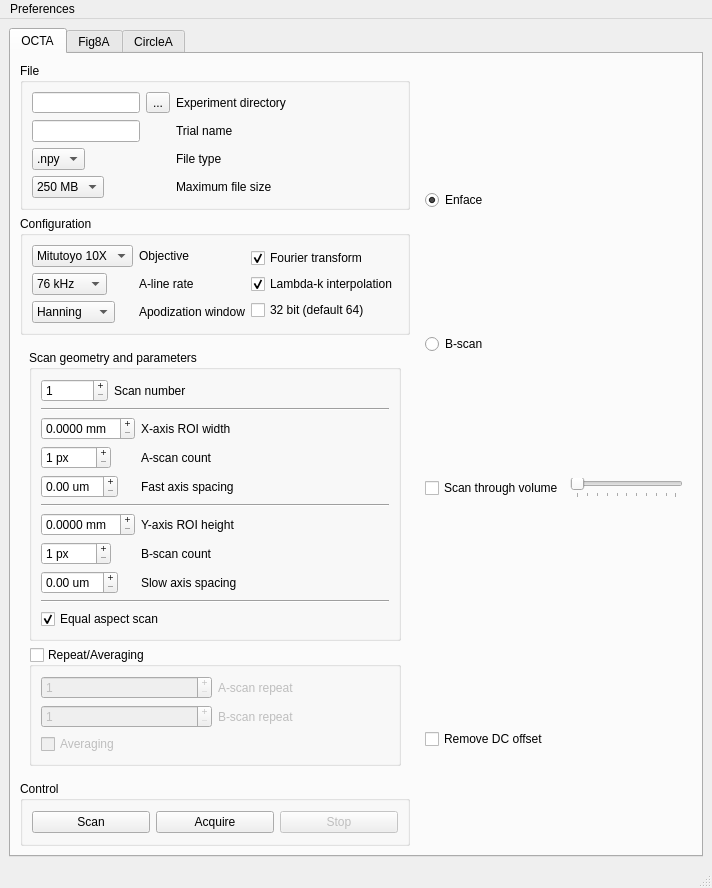
The window that src/main/ui/MainWindow.ui (BUNPC/PyImageOCT) describes before a commit, drawn with Qt 5.
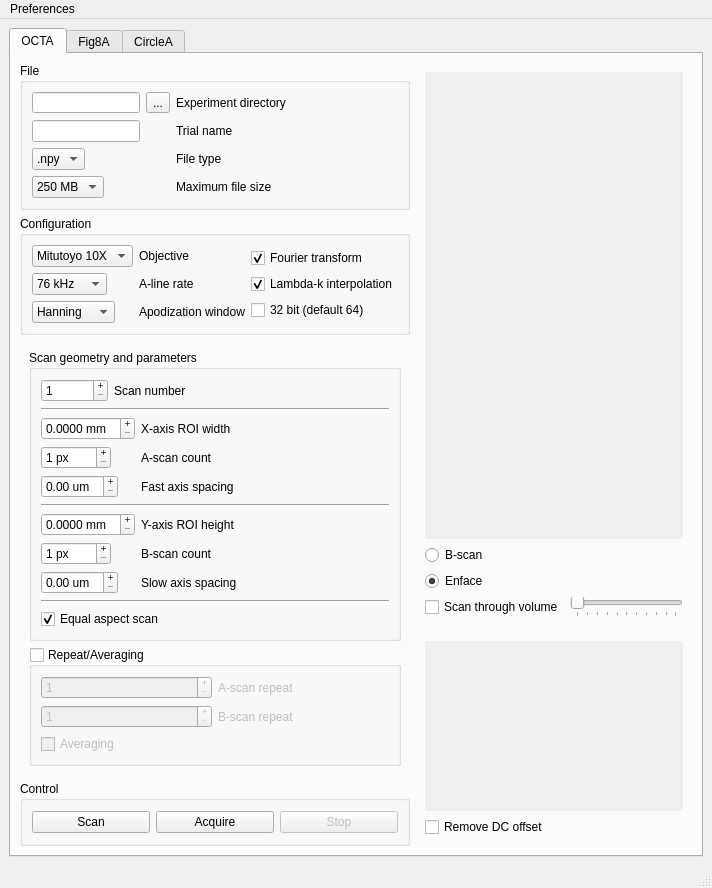
The same window after the commit.

What changed in the file:
```diff
--- a/src/main/ui/MainWindow.ui
+++ b/src/main/ui/MainWindow.ui
@@ -185,22 +185,22 @@
            </widget>
           </item>
           <item row="0" column="2" rowspan="4" colspan="2">
-           <widget class="QWidget" name="widget2D" native="true">
-            <layout class="QGridLayout" name="layout2D">
-             <item row="3" column="0">
-              <widget class="QCheckBox" name="checkScanThrough">
+           <widget class="QWidget" name="group2D" native="true">
+            <layout class="QGridLayout" name="layout2DGroup">
+             <item row="5" column="0">
+              <widget class="QRadioButton" name="radioEnface">
                <property name="toolTip">
                 <string>Scan automatically through the volume, or select a slice with the slider</string>
                </property>
                <property name="text">
-                <string>Scan through volume</string>
+                <string>Enface</string>
                </property>
                <property name="checked">
-                <bool>false</bool>
+                <bool>true</bool>
                </property>
               </widget>
              </item>
-             <item row="3" column="1">
+             <item row="6" column="1">
               <widget class="QSlider" name="sliderSlice">
                <property name="enabled">
                 <bool>false</bool>
@@ -219,20 +219,27 @@
                </property>
               </widget>
              </item>
-             <item row="0" column="0">
-              <widget class="QRadioButton" name="radioEnface">
+             <item row="6" column="0">
+              <widget class="QCheckBox" name="checkScanThrough">
                <property name="toolTip">
                 <string>Slice through B-scans or through enface C-scans</string>
                </property>
                <property name="text">
-                <string>Enface</string>
+                <string>Scan through volume</string>
                </property>
                <property name="checked">
+                <bool>false</bool>
+               </property>
+              </widget>
+             </item>
+             <item row="0" column="0" rowspan="4" colspan="2">
+              <widget class="QWidget" name="widget2D" native="true">
+               <property name="autoFillBackground">
                 <bool>true</bool>
                </property>
               </widget>
              </item>
-             <item row="1" column="0">
+             <item row="4" column="0">
               <widget class="QRadioButton" name="radioBScan">
                <property name="toolTip">
                 <string>Slice through B-scans or through enface C-scans</string>
@@ -404,9 +411,9 @@
            </widget>
           </item>
           <item row="4" column="2" rowspan="2" colspan="2">
-           <widget class="QWidget" name="widgetSpectrum" native="true">
-            <layout class="QGridLayout" name="layoutSpectrum">
-             <item row="0" column="0">
+           <widget class="QWidget" name="groupSpectrum" native="true">
+            <layout class="QGridLayout" name="layoutSpectrumGroup">
+             <item row="1" column="0">
               <widget class="QCheckBox" name="checkRemoveDC">
                <property name="toolTip">
                 <string>Subtract DC value from vizualized spectrum. The DC signal is simply the average dark image on the spectrometer</string>
@@ -416,6 +423,13 @@
                </property>
               </widget>
              </item>
+             <item row="0" column="0">
+              <widget class="QWidget" name="widgetSpectrum" native="true">
+               <property name="autoFillBackground">
+                <bool>true</bool>
+               </property>
+              </widget>
+             </item>
             </layout>
            </widget>
           </item>
```
Left out of the diff: 4 changed lines with no effect on the pictures.
